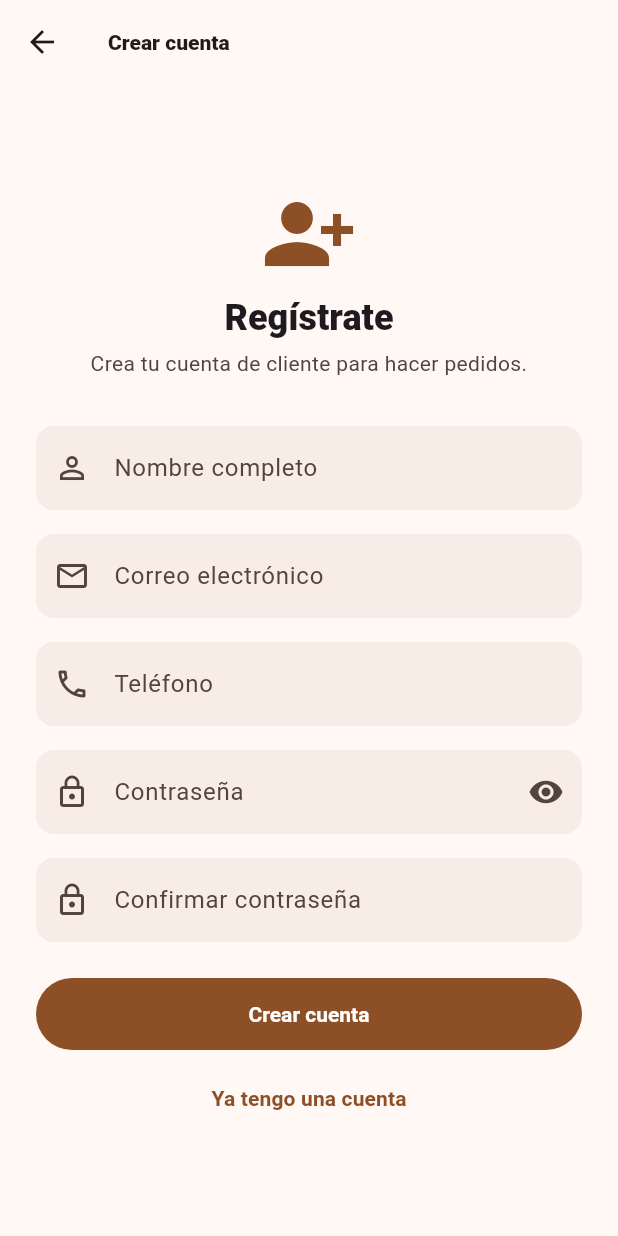
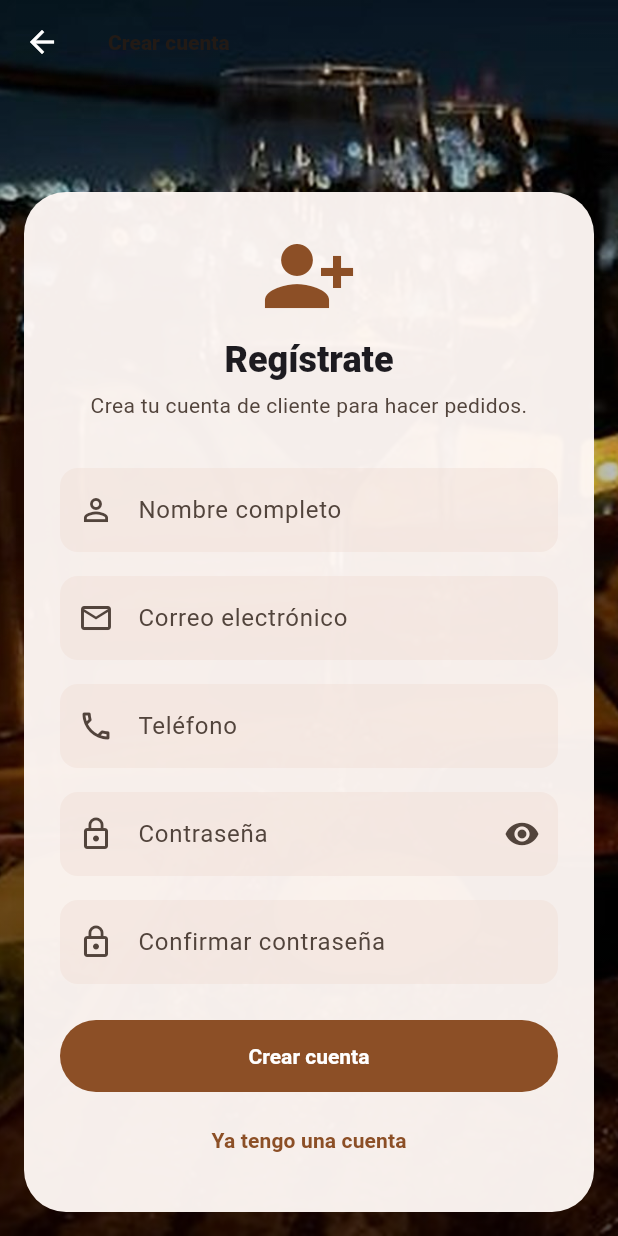
Before and after one commit to keyrafelipez3-droid/gestion_pedidos, a Flutter app: the screen it shows after launch, after a tap on "¿No tienes cuenta? Regístrate", on a phone screen of 412 x 824 dp. Run offline on Flutter 3.47's test engine with Material 3 defaults, Android fonts, the phone set to English and light mode, and no system bars; our stand-ins replace cloud_firestore, firebase_auth, firebase_core, flutter_colorpicker, image_picker; accounts and stored records are empty.

Commit message:
Login y registro en celular con foto de comida a pantalla completa

```diff
--- a/lib/screens/auth/login_screen.dart
+++ b/lib/screens/auth/login_screen.dart
@@ -4,6 +4,7 @@ import '../../models/negocio_model.dart';
 import '../../services/app_theme_controller.dart';
 import '../../services/auth_service.dart';
 import '../../theme/design_tokens.dart';
+import '../../widgets/app_pantalla_foto.dart';
 import 'registro_screen.dart';
 
 /// HU-02 — Pantalla de inicio de sesión.
@@ -103,17 +104,11 @@ class _LoginScreenState extends State<LoginScreen> {
       );
     }
 
+    // Celular: foto de comida a pantalla completa con el formulario encima.
     return Scaffold(
-      body: SafeArea(
-        child: Center(
-          child: SingleChildScrollView(
-            padding: const EdgeInsets.all(AppSpacing.lg),
-            child: ConstrainedBox(
-              constraints: const BoxConstraints(maxWidth: 420),
-              child: formulario,
-            ),
-          ),
-        ),
+      body: AppPantallaFoto(
+        asset: 'assets/images/fondo_movil.jpg',
+        formulario: formulario,
       ),
     );
   }
--- a/lib/screens/auth/registro_screen.dart
+++ b/lib/screens/auth/registro_screen.dart
@@ -2,6 +2,7 @@ import 'package:flutter/material.dart';
 
 import '../../services/auth_service.dart';
 import '../../theme/design_tokens.dart';
+import '../../widgets/app_pantalla_foto.dart';
 
 /// HU-01 — Pantalla de registro para Clientes.
 /// ("Registrarme con mis datos básicos")
@@ -111,18 +112,19 @@ class _RegistroScreenState extends State<RegistroScreen> {
       );
     }
 
+    // Celular: foto de comida a pantalla completa con el formulario encima
+    // y una barra transparente con la flecha de regreso.
     return Scaffold(
-      appBar: AppBar(title: const Text('Crear cuenta')),
-      body: SafeArea(
-        child: Center(
-          child: SingleChildScrollView(
-            padding: const EdgeInsets.all(AppSpacing.lg),
-            child: ConstrainedBox(
-              constraints: const BoxConstraints(maxWidth: 420),
-              child: formulario,
-            ),
-          ),
-        ),
+      extendBodyBehindAppBar: true,
+      appBar: AppBar(
+        backgroundColor: Colors.transparent,
+        foregroundColor: Colors.white,
+        title: const Text('Crear cuenta'),
+      ),
+      body: AppPantallaFoto(
+        asset: 'assets/images/comida_terraza.jpg',
+        formulario: formulario,
+        conAppBar: true,
       ),
     );
   }
--- /dev/null
+++ b/lib/widgets/app_pantalla_foto.dart
@@ -0,0 +1,81 @@
+import 'package:flutter/material.dart';
+
+import '../theme/design_tokens.dart';
+
+/// Pantalla de acceso (login / registro) para celular: una foto de comida
+/// a pantalla completa de fondo y el formulario en una tarjeta que sube
+/// desde abajo, como en las apps de delivery. Si el archivo de la foto
+/// faltara, queda el color de marca de fondo.
+class AppPantallaFoto extends StatelessWidget {
+  final String asset;
+  final Widget formulario;
+
+  /// true si la pantalla tiene una AppBar transparente encima de la foto
+  /// (deja espacio arriba para que no se tape).
+  final bool conAppBar;
+
+  const AppPantallaFoto({
+    super.key,
+    required this.asset,
+    required this.formulario,
+    this.conAppBar = false,
+  });
+
+  @override
+  Widget build(BuildContext context) {
+    final scheme = Theme.of(context).colorScheme;
+
+    return Stack(
+      fit: StackFit.expand,
+      children: [
+        ColoredBox(color: scheme.primary),
+        Image.asset(
+          asset,
+          fit: BoxFit.cover,
+          errorBuilder: (context, error, stack) => const SizedBox.shrink(),
+        ),
+        // Oscurece un poco la foto, más abajo, para que la tarjeta resalte.
+        const DecoratedBox(
+          decoration: BoxDecoration(
+            gradient: LinearGradient(
+              begin: Alignment.topCenter,
+              end: Alignment.bottomCenter,
+              colors: [Color(0x26000000), Color(0x4D000000), Color(0xB3000000)],
+            ),
+          ),
+        ),
+        SafeArea(
+          child: LayoutBuilder(
+            builder: (context, constraints) => SingleChildScrollView(
+              padding: const EdgeInsets.all(AppSpacing.md),
+              child: ConstrainedBox(
+                constraints: BoxConstraints(
+                  minHeight: constraints.maxHeight - AppSpacing.md * 2,
+                ),
+                child: Column(
+                  mainAxisAlignment: MainAxisAlignment.end,
+                  children: [
+                    if (conAppBar) const SizedBox(height: kToolbarHeight),
+                    Center(
+                      child: ConstrainedBox(
+                        constraints: const BoxConstraints(maxWidth: 420),
+                        child: Material(
+                          color: scheme.surface.withValues(alpha: 0.96),
+                          borderRadius: BorderRadius.circular(AppRadius.xl + 4),
+                          child: Padding(
+                            padding: const EdgeInsets.all(AppSpacing.lg),
+                            child: formulario,
+                          ),
+                        ),
+                      ),
+                    ),
+                  ],
+                ),
+              ),
+            ),
+          ),
+        ),
+      ],
+    );
+  }
+}
```
Also changed, not shown: assets/images/fondo_movil.jpg (added).
